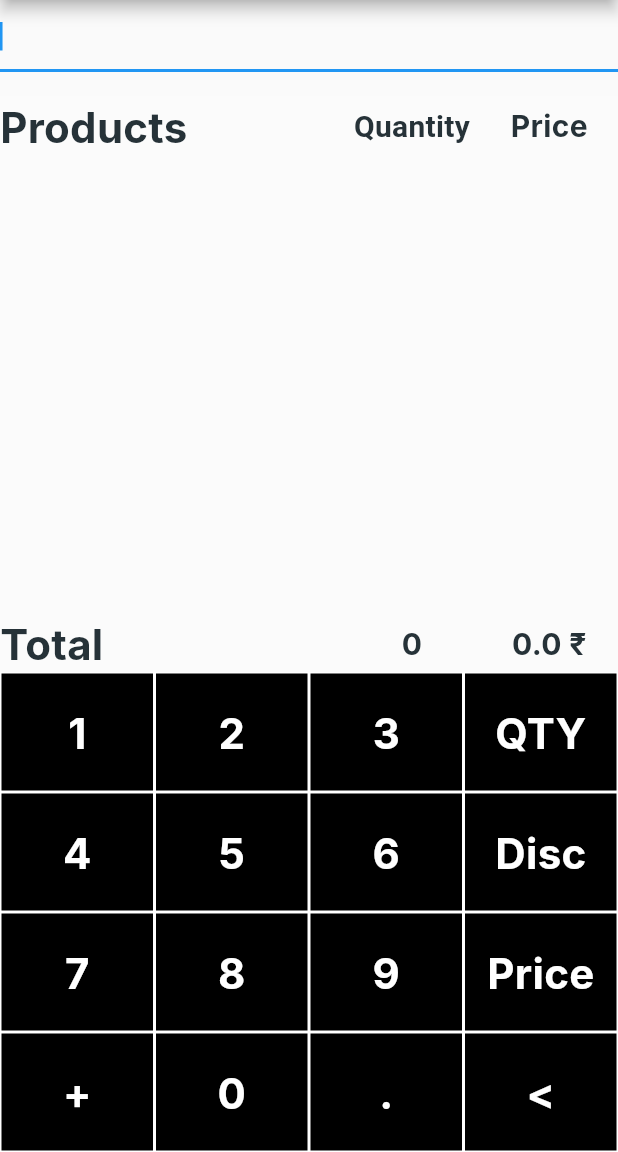
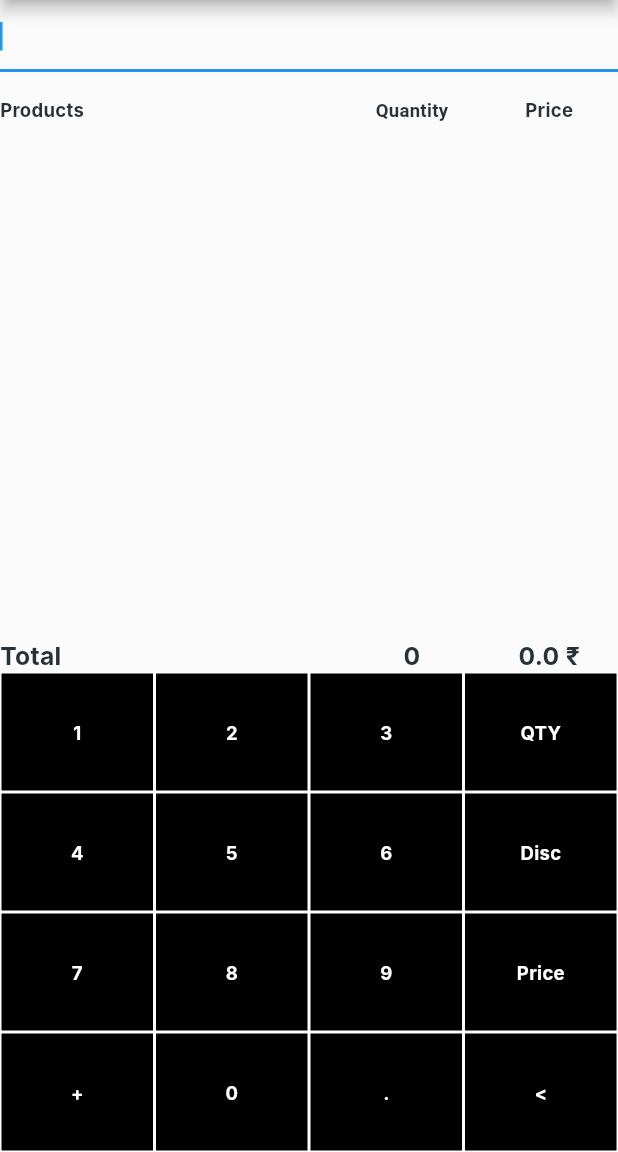
Before and after one commit to FLYINGSKATE/Multivendor-pos, a Flutter app: the POSHomePage screen opened directly with empty values, on a phone screen of 412 x 824 dp, the part 84-1236 px from its top. Run offline on Flutter 3.47's test engine with Material 2 defaults, Android fonts, the light colour scheme and no system bars; our stand-ins replace barcode_widget, blurrycontainer, cloud_firestore, email_validator, firebase_core, firebase_database and 6 more; missing offline and left inert: dart:html, flutter_barcode_scanner, razorpay_flutter, spring, web_scraper; accounts and stored records are empty; Roboto replaces fonts that are missing (Inter, Intern).

Commit message:
Changed Some Dimensions

```diff
--- a/lib/EnterShopName.dart
+++ b/lib/EnterShopName.dart
@@ -57,7 +57,7 @@ class _EnterShopNameState extends State<EnterShopName> {
                     mainAxisAlignment: MainAxisAlignment.center,
                     children: [
                       SizedBox(height: 20,),
-                      WidgetHelper().CustomTextField("Enter Your Shop Name",Icons.perm_contact_cal_sharp,_shopNameTextEditingController,showShopNameErrorMessage,shopNameErrorMessage),
+                      WidgetHelper().CustomTextField("Enter Your Shop Name",Icons.perm_contact_cal_sharp,_shopNameTextEditingController,showShopNameErrorMessage,shopNameErrorMessage,context),
                       SizedBox(height: 20,),
                       ElevatedButton(
                         onPressed: ()  async {
--- a/lib/POSOutletScreens/CheckOutScreen.dart
+++ b/lib/POSOutletScreens/CheckOutScreen.dart
@@ -55,8 +55,8 @@ class _CheckoutScreenState extends State<CheckoutScreen> {
                   mainAxisAlignment: MainAxisAlignment.center,
                   children: [
                     SizedBox(height: 20,),
-                    WidgetHelper().CustomPhoneNumberTextField("Enter Customer Phone Number",Icons.perm_contact_cal_sharp,customerPhoneNumberTextEditingController,showPhoneNumberError,phoneNumberErrorMessage),
-                    WidgetHelper().CustomTextField("Enter Customer Email Id",Icons.email_outlined,customerEmailIdTextEditingController,showEmailIdError,emailIdErrorMessage),
+                    WidgetHelper().CustomPhoneNumberTextField("Enter Customer Phone Number",Icons.perm_contact_cal_sharp,customerPhoneNumberTextEditingController,showPhoneNumberError,phoneNumberErrorMessage,context),
+                    WidgetHelper().CustomTextField("Enter Customer Email Id",Icons.email_outlined,customerEmailIdTextEditingController,showEmailIdError,emailIdErrorMessage,context),
                     SizedBox(height: 20,),
                     ElevatedButton(
                       onPressed: () async {
--- a/lib/POSOutletScreens/owner_pos_homepage.dart
+++ b/lib/POSOutletScreens/owner_pos_homepage.dart
@@ -265,9 +265,9 @@ class _POSLoginState extends State<POSLogin> {
                   mainAxisAlignment: MainAxisAlignment.center,
                   children: [
                     SizedBox(height: 20,),
-                    WidgetHelper().CustomTextField("Username",Icons.perm_contact_cal_sharp,_userNameTextEditingController,showUsernameErrorMessgae,userErrorMessage),
+                    WidgetHelper().CustomTextField("Username",Icons.perm_contact_cal_sharp,_userNameTextEditingController,showUsernameErrorMessgae,userErrorMessage,context),
                     SizedBox(height: 20,),
-                    WidgetHelper().CustomTextField("Password",Icons.remove_red_eye,_passwordTextEditingController,showPasswordErrorMessage,passwordErrorMessage),
+                    WidgetHelper().CustomTextField("Password",Icons.remove_red_eye,_passwordTextEditingController,showPasswordErrorMessage,passwordErrorMessage,context),
                     SizedBox(height: 10,),
                     ElevatedButton(
                       onPressed: ()  {
--- a/lib/POSOutletScreens/pos_home_page.dart
+++ b/lib/POSOutletScreens/pos_home_page.dart
@@ -198,6 +198,14 @@ class _POSHomePageState extends State<POSHomePage> with TickerProviderStateMixin
                     children: [
                       Expanded(child:TextField(
                         autofocus: true,
+                        style: TextStyle(
+                            color: Color.fromRGBO(38, 50, 56, 1),
+                            fontFamily: 'Intern',
+                            fontSize: MediaQuery.of(context).size.width*0.03,
+                            letterSpacing: 0.20000001788139343,
+                            fontWeight: FontWeight.bold,
+                            height: 1.400000028610228
+                        ),
                         focusNode: _posBarcodeTextFieldFocusNode,
                         onTap: _requestPosBarcodeTextFieldFocusNode,
                         onChanged: (value) async {
@@ -377,7 +385,7 @@ class _POSHomePageState extends State<POSHomePage> with TickerProviderStateMixin
           child: Text('Products', textAlign: TextAlign.left, style: TextStyle(
               color: Color.fromRGBO(38, 50, 56, 1),
               fontFamily: 'Inter',
-              fontSize: 28,
+              fontSize: MediaQuery.of(context).size.width*0.03,
               letterSpacing: 0.20000001788139343,
               fontWeight: FontWeight.bold,
               height: 1.400000028610228
@@ -388,7 +396,7 @@ class _POSHomePageState extends State<POSHomePage> with TickerProviderStateMixin
           child: Text('Quantity', textAlign: TextAlign.center, style: TextStyle(
               color: Color.fromRGBO(38, 50, 56, 1),
               fontFamily: 'Intern',
-              fontSize: 20,
+              fontSize: MediaQuery.of(context).size.width*0.03,
               letterSpacing: 0.20000001788139343,
               fontWeight: FontWeight.bold,
               height: 1.400000028610228
@@ -399,7 +407,7 @@ class _POSHomePageState extends State<POSHomePage> with TickerProviderStateMixin
           child: Text('Price', textAlign: TextAlign.center, style: TextStyle(
               color: Color.fromRGBO(38, 50, 56, 1),
               fontFamily: 'Inter',
-              fontSize: 20,
+              fontSize: MediaQuery.of(context).size.width*0.03,
               letterSpacing: 0.20000001788139343,
               fontWeight: FontWeight.bold,
               height: 1.400000028610228
@@ -427,7 +435,7 @@ class _POSHomePageState extends State<POSHomePage> with TickerProviderStateMixin
               child: Text('$productName', textAlign: TextAlign.left, style: TextStyle(
                   color: Color.fromRGBO(38, 50, 56, 1),
                   fontFamily: 'Inter',
-                  fontSize: 24,
+                  fontSize: MediaQuery.of(context).size.width*0.03,
                   letterSpacing: 0.20000001788139343,
                   fontWeight: FontWeight.normal,
                   height: 1.400000028610228
@@ -438,7 +446,7 @@ class _POSHomePageState extends State<POSHomePage> with TickerProviderStateMixin
               child: Text(productStock.toString(), textAlign: TextAlign.center, style: TextStyle(
                   color: Color.fromRGBO(38, 50, 56, 1),
                   fontFamily: 'Inter',
-                  fontSize: 16,
+                  fontSize: MediaQuery.of(context).size.width*0.03,
                   letterSpacing: 0.20000001788139343,
                   fontWeight: FontWeight.normal,
                   height: 1.400000028610228
@@ -449,7 +457,7 @@ class _POSHomePageState extends State<POSHomePage> with TickerProviderStateMixin
               child: Text( productPrice.toString()+'₹', textAlign: TextAlign.center, style: TextStyle(
                   color: Color.fromRGBO(38, 50, 56, 1),
                   fontFamily: 'Inter',
-                  fontSize: 16,
+                  fontSize: MediaQuery.of(context).size.width*0.03,
                   letterSpacing: 0.20000001788139343,
                   fontWeight: FontWeight.normal,
                   height: 1.400000028610228
@@ -464,7 +472,7 @@ class _POSHomePageState extends State<POSHomePage> with TickerProviderStateMixin
         //Reduced 10% Discount from Banana
         //No More Stock Available
         Visibility(
-          visible: true,
+          visible: false,
           child: RichText(
             textAlign: TextAlign.left,
             text: TextSpan(text: 'Added', style: TextStyle(color: Colors.blueAccent, fontSize: 18),
@@ -500,7 +508,7 @@ class _POSHomePageState extends State<POSHomePage> with TickerProviderStateMixin
           child: Text('Total', textAlign: TextAlign.left, style: TextStyle(
               color: Color.fromRGBO(38, 50, 56, 1),
               fontFamily: 'Inter',
-              fontSize: 28,
+              fontSize: MediaQuery.of(context).size.width*0.04,
               letterSpacing: 0.20000001788139343,
               fontWeight: FontWeight.bold,
               height: 1.400000028610228
@@ -511,7 +519,7 @@ class _POSHomePageState extends State<POSHomePage> with TickerProviderStateMixin
           child: Text('$tempQuantity', textAlign: TextAlign.center, style: TextStyle(
               color: Color.fromRGBO(38, 50, 56, 1),
               fontFamily: 'Inter',
-              fontSize: 20,
+              fontSize: MediaQuery.of(context).size.width*0.04,
               letterSpacing: 0.20000001788139343,
               fontWeight: FontWeight.bold,
               height: 1.400000028610228
@@ -522,7 +530,7 @@ class _POSHomePageState extends State<POSHomePage> with TickerProviderStateMixin
           child: Text('$tempPrice ₹', textAlign: TextAlign.center, style: TextStyle(
               color: Color.fromRGBO(38, 50, 56, 1),
               fontFamily: 'Inter',
-              fontSize: 20,
+              fontSize: MediaQuery.of(context).size.width*0.04,
               letterSpacing: 0.20000001788139343,
               fontWeight: FontWeight.bold,
               height: 1.400000028610228
@@ -569,12 +577,12 @@ class _POSHomePageState extends State<POSHomePage> with TickerProviderStateMixin
                             mainAxisAlignment: MainAxisAlignment.center,
                             crossAxisAlignment: CrossAxisAlignment.center,
                             children: <Widget>[
-                              Icon(FontAwesomeIcons.userAlt,color: Colors.red,size: 40,),
+                              Icon(FontAwesomeIcons.userAlt,color: Colors.red,size: MediaQuery.of(context).size.width*0.07,),
                               SizedBox(height: 10,),
                               Text('My Profile', textAlign: TextAlign.center, style: TextStyle(
                                   color: Colors.red,
                                   fontFamily: 'Inter',
-                                  fontSize: 20,
+                                  fontSize: MediaQuery.of(context).size.width*0.03,
                                   letterSpacing: 0.20000001788139343,
                                   fontWeight: FontWeight.normal,
                                   height: 1.400000028610228
@@ -618,12 +626,12 @@ class _POSHomePageState extends State<POSHomePage> with TickerProviderStateMixin
                             mainAxisAlignment: MainAxisAlignment.center,
                             crossAxisAlignment: CrossAxisAlignment.center,
                             children: <Widget>[
-                              Icon(Icons.list_alt_outlined,color: Colors.red,size: 40,),
+                              Icon(Icons.list_alt_outlined,color: Colors.red,size: MediaQuery.of(context).size.width*0.07,),
                               SizedBox(height: 10,),
                               Text('Proceed For Billing', textAlign: TextAlign.center, style: TextStyle(
                                   color: Colors.red,
                                   fontFamily: 'Inter',
-                                  fontSize: 20,
+                                  fontSize: MediaQuery.of(context).size.width*0.03,
                                   letterSpacing: 0.20000001788139343,
                                   fontWeight: FontWeight.normal,
                                   height: 1.400000028610228
@@ -655,12 +663,12 @@ class _POSHomePageState extends State<POSHomePage> with TickerProviderStateMixin
                             mainAxisAlignment: MainAxisAlignment.center,
                             crossAxisAlignment: CrossAxisAlignment.center,
                             children: <Widget>[
-                              Icon(Icons.inventory,color: Colors.red,size: 40,),
+                              Icon(Icons.inventory,color: Colors.red,size: MediaQuery.of(context).size.width*0.07,),
                               SizedBox(height: 10,),
                               Text('Add From Inventory', textAlign: TextAlign.center, style: TextStyle(
                                   color: Colors.red,
                                   fontFamily: 'Inter',
-                                  fontSize: 20,
+                                  fontSize: MediaQuery.of(context).size.width*0.03,
                                   letterSpacing: 0.20000001788139343,
                                   fontWeight: FontWeight.normal,
                                   height: 1.400000028610228
@@ -686,12 +694,12 @@ class _POSHomePageState extends State<POSHomePage> with TickerProviderStateMixin
                             mainAxisAlignment: MainAxisAlignment.center,
                             crossAxisAlignment: CrossAxisAlignment.center,
                             children: <Widget>[
-                              Icon(Icons.keyboard,color: Colors.red,size: 40,),
+                              Icon(Icons.keyboard,color: Colors.red,size: MediaQuery.of(context).size.width*0.07,),
                               SizedBox(height: 10,),
                               Text('Number Pad', textAlign: TextAlign.center, style: TextStyle(
                                   color: Colors.red,
                                   fontFamily: 'Inter',
-                                  fontSize: 20,
+                                  fontSize: MediaQuery.of(context).size.width*0.03,
                                   letterSpacing: 0.20000001788139343,
                                   fontWeight: FontWeight.normal,
                                   height: 1.400000028610228
@@ -787,7 +795,7 @@ class _POSHomePageState extends State<POSHomePage> with TickerProviderStateMixin
               child: Center(child: Text(s, textAlign: TextAlign.left, style: TextStyle(
                   color: Colors.white,
                   fontFamily: 'Inter',
-                  fontSize: 28,
+                  fontSize: MediaQuery.of(context).size.width*0.03,
                   letterSpacing: 0.20000001788139343,
                   fontWeight: FontWeight.bold,
                   height: 1.400000028610228
@@ -819,7 +827,7 @@ class _POSHomePageState extends State<POSHomePage> with TickerProviderStateMixin
             child: Center(child: Text(s, textAlign: TextAlign.left, style: TextStyle(
                 color: Colors.white,
                 fontFamily: 'Inter',
-                fontSize: 28,
+                fontSize: MediaQuery.of(context).size.width*0.03,
                 letterSpacing: 0.20000001788139343,
                 fontWeight: FontWeight.bold,
                 height: 1.400000028610228
@@ -848,7 +856,7 @@ class _POSHomePageState extends State<POSHomePage> with TickerProviderStateMixin
             child: Center(child: Text(s, textAlign: TextAlign.left, style: TextStyle(
                 color: Colors.white,
                 fontFamily: 'Inter',
-                fontSize: 28,
+                fontSize: MediaQuery.of(context).size.width*0.03,
                 letterSpacing: 0.20000001788139343,
                 fontWeight: FontWeight.bold,
                 height: 1.400000028610228
@@ -875,7 +883,7 @@ class _POSHomePageState extends State<POSHomePage> with TickerProviderStateMixin
             child: Center(child: Text(plusMode?"-":"+",textAlign: TextAlign.left, style: TextStyle(
                 color: Colors.white,
                 fontFamily: 'Inter',
-                fontSize: 28,
+                fontSize: MediaQuery.of(context).size.width*0.03,
                 letterSpacing: 0.20000001788139343,
                 fontWeight: FontWeight.bold,
                 height: 1.400000028610228
@@ -914,7 +922,7 @@ class _POSHomePageState extends State<POSHomePage> with TickerProviderStateMixin
             child: Center(child: Text(s, textAlign: TextAlign.left, style: TextStyle(
                 color: Colors.white,
                 fontFamily: 'Inter',
-                fontSize: 28,
+                fontSize: MediaQuery.of(context).size.width*0.03,
                 letterSpacing: 0.20000001788139343,
                 fontWeight: FontWeight.bold,
                 height: 1.400000028610228
--- a/lib/ShopOwnerScreens/ShopOwnerTabs/AddPOSOutletScreen.dart
+++ b/lib/ShopOwnerScreens/ShopOwnerTabs/AddPOSOutletScreen.dart
@@ -60,11 +60,11 @@ class _AddPOSOutletScreenState extends State<AddPOSOutletScreen> {
                   mainAxisAlignment: MainAxisAlignment.center,
                   children: [
                     SizedBox(height: 20,),
-                    WidgetHelper().CustomTextField("Enter POS User Name",Icons.perm_contact_cal_sharp,_posUserNameTextEditingController,_posUserNameErrorMessage,shopNameErrorMessage),
+                    WidgetHelper().CustomTextField("Enter POS User Name",Icons.perm_contact_cal_sharp,_posUserNameTextEditingController,_posUserNameErrorMessage,shopNameErrorMessage,context),
                     SizedBox(height: 20,),
-                    WidgetHelper().CustomTextField("Enter POS User Password",Icons.remove_red_eye,_posPasswordTextEditingController,_posPasswordErrorMessage,shopUserPasswordErrorMessage),
+                    WidgetHelper().CustomTextField("Enter POS User Password",Icons.remove_red_eye,_posPasswordTextEditingController,_posPasswordErrorMessage,shopUserPasswordErrorMessage,context),
                     SizedBox(height: 20,),
-                    WidgetHelper().CustomTextField("Enter POS User Contact Number",Icons.phone,_posContactNumberTextEditingController,_pOSContactNumberErrorMessage,shopContactNumberErrorMessage),
+                    WidgetHelper().CustomTextField("Enter POS User Contact Number",Icons.phone,_posContactNumberTextEditingController,_pOSContactNumberErrorMessage,shopContactNumberErrorMessage,context),
                     SizedBox(height: 20,),
                     ElevatedButton(
                       onPressed: () async {
--- a/lib/SuperAdminScreens/super_admin_login_screen.dart
+++ b/lib/SuperAdminScreens/super_admin_login_screen.dart
@@ -52,9 +52,9 @@ class _SuperAdminLoginPageState extends State<SuperAdminLoginPage> {
                   mainAxisAlignment: MainAxisAlignment.center,
                   children: [
                     SizedBox(height: 20,),
-                    WidgetHelper().CustomTextField("Username",Icons.perm_contact_cal_sharp,_userNameTextEditingController,showUsernameErrorMessgae,userErrorMessage),
+                    WidgetHelper().CustomTextField("Username",Icons.perm_contact_cal_sharp,_userNameTextEditingController,showUsernameErrorMessgae,userErrorMessage,context),
                     SizedBox(height: 20,),
-                    WidgetHelper().CustomTextField("Password",Icons.remove_red_eye,_passwordTextEditingController,showPasswordErrorMessage,passwordErrorMessage),
+                    WidgetHelper().CustomTextField("Password",Icons.remove_red_eye,_passwordTextEditingController,showPasswordErrorMessage,passwordErrorMessage,context),
                     SizedBox(height: 20,),
                     ElevatedButton(
                       onPressed: () {
```
Also changed, not shown: lib/AddFromInventory.dart (+5 -5 lines), lib/ShopOwnerScreens/ShopOwnerTabs/AddProductScreen.dart (+4 -4 lines), lib/ShopOwnerScreens/ShopOwnerTabs/InventoryListScreen.dart (+5 -5 lines), lib/ShopOwnerScreens/ShopOwnerTabs/POSOutletListScreen.dart (+6 -6 lines), lib/SuperAdminScreens/super_admin_homepage_screen.dart (+4 -4 lines), lib/Utility/widget_helper.dart (+9 -9 lines).
